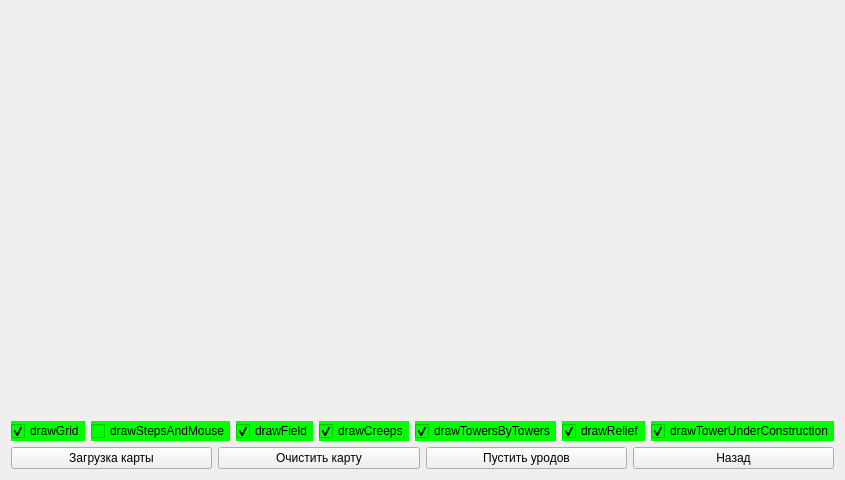
Before: the Qt Designer form gamewidget.ui in BetmanSmall/LittleGame, drawn with Qt 5.
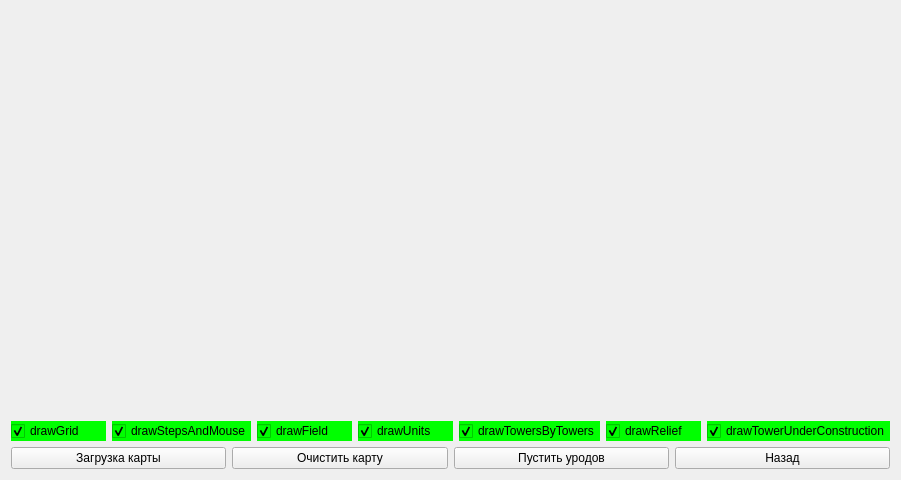
After: the same form once the commit is applied.

Commit message: Creep rename to Unit

What changed in the file:
```diff
--- a/gamewidget.ui
+++ b/gamewidget.ui
@@ -6,7 +6,7 @@
    <rect>
     <x>0</x>
     <y>0</y>
-    <width>766</width>
+    <width>901</width>
     <height>480</height>
    </rect>
   </property>
@@ -59,6 +59,9 @@
        <property name="text">
         <string>drawStepsAndMouse</string>
        </property>
+       <property name="checked">
+        <bool>true</bool>
+       </property>
       </widget>
      </item>
      <item>
@@ -86,7 +89,7 @@
         <string notr="true">background-color: rgb(0, 255, 0);</string>
        </property>
        <property name="text">
-        <string>drawCreeps</string>
+        <string>drawUnits</string>
        </property>
        <property name="checked">
         <bool>true</bool>
```
Left out of the diff: 4 changed lines with no effect on the pictures. The commit also changes 19 other files.
